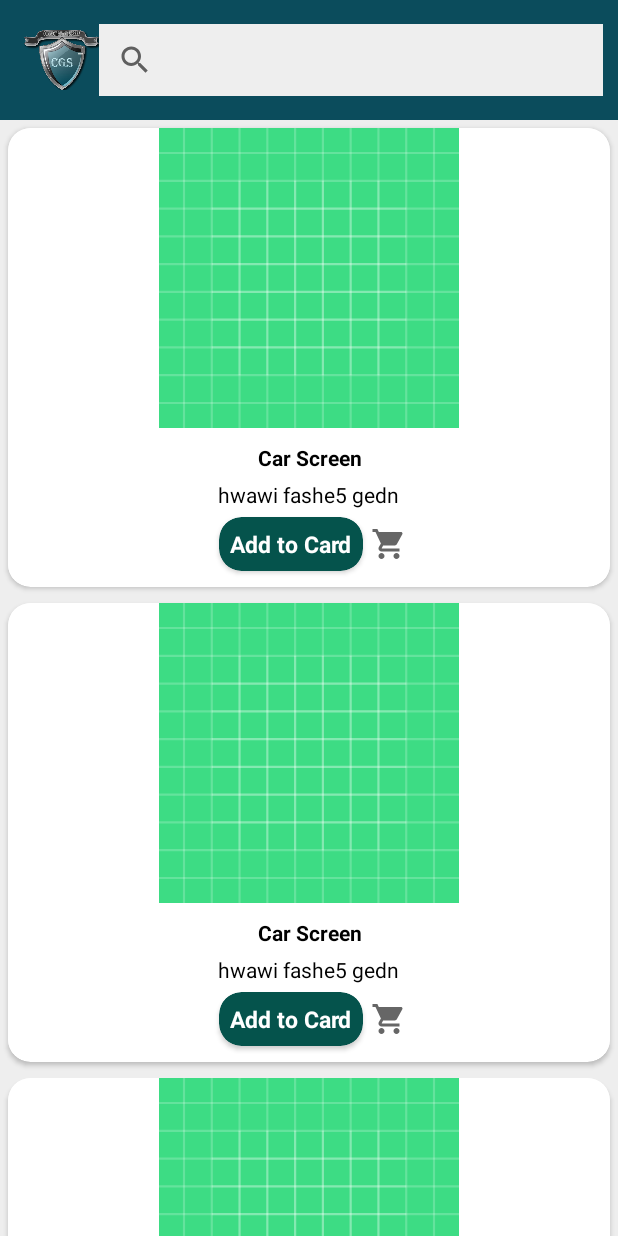
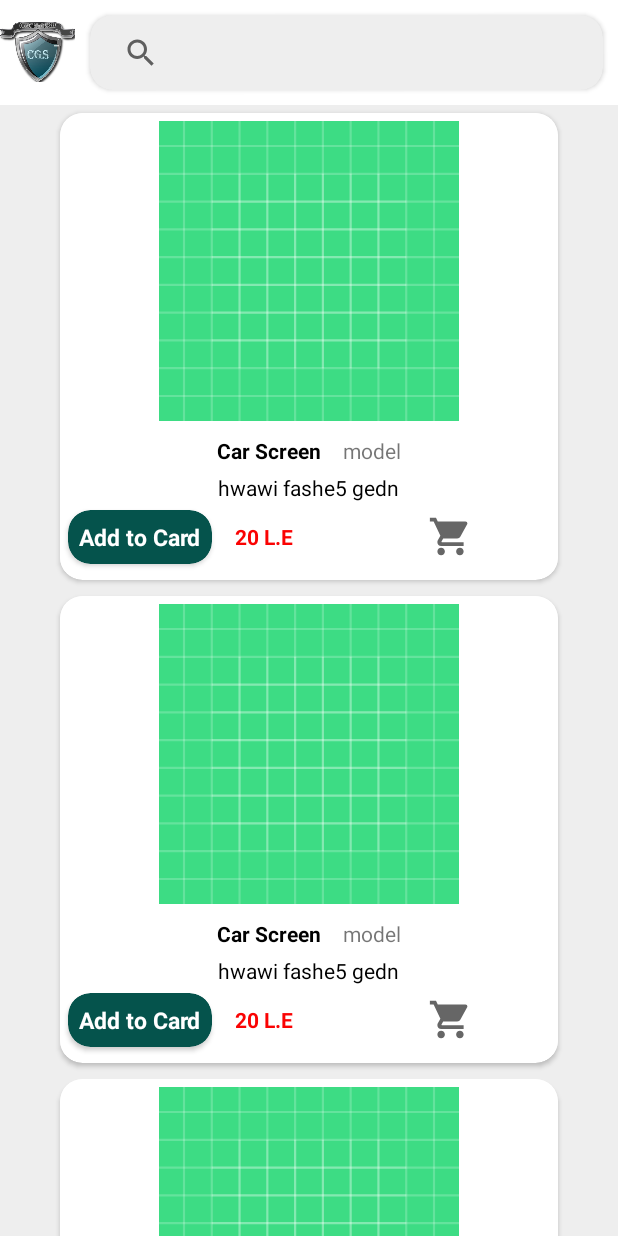
Before and after one commit to MichealMoris/Connect-Guard, an Android app: the layout fragment_home.xml on its own in the app's theme, with its tools: preview values and no code run, on a phone screen of 412 x 824 dp. Run offline under Robolectric (Android 15) with nearby library versions, the phone set to English and light mode, and no system bars.

Commit message:
gehad 7 release

```diff
--- a/app/src/main/res/layout/fragment_home.xml
+++ b/app/src/main/res/layout/fragment_home.xml
@@ -9,27 +9,47 @@
     android:background="#eee"
     tools:context=".HomeFragment">
 
-    <androidx.appcompat.widget.Toolbar
+
+
+    <LinearLayout
         android:layout_width="match_parent"
-        android:layout_height="80dp"
-        android:background="@color/mainDarkGreen">
+        android:layout_height="70dp"
+        android:background="#fff"
+        android:orientation="horizontal">
 
         <ImageButton
             android:id="@+id/ib_logo"
             android:layout_width="50dp"
             android:layout_height="40dp"
+            android:layout_gravity="center"
             android:background="@drawable/app_icon" />
+
+
+        <androidx.cardview.widget.CardView
+            android:layout_width="match_parent"
+            android:layout_height="50dp"
+            app:cardCornerRadius="15dp"
+            android:layout_gravity="center_vertical"
+            app:cardBackgroundColor="#eee"
+            android:layout_margin="10dp"
+            android:elevation="5dp">
 
         <SearchView
             android:id="@+id/search_view"
             android:layout_width="match_parent"
             android:layout_height="wrap_content"
+            android:layout_weight="1"
             android:layout_margin="10dp"
-            android:background="#EEE"
             />
 
+        </androidx.cardview.widget.CardView>
 
-    </androidx.appcompat.widget.Toolbar>
+    </LinearLayout>
+
+
+
+
+
 
     <androidx.recyclerview.widget.RecyclerView
         android:id="@+id/posts_recycler"
--- a/app/src/main/res/layout/item_post.xml
+++ b/app/src/main/res/layout/item_post.xml
@@ -6,7 +6,10 @@
     app:cardCornerRadius="15dp"
     android:elevation="10sp"
     android:layout_gravity="center_horizontal"
-    android:layout_margin="5dp"
+    android:layout_marginTop="5dp"
+    android:layout_marginBottom="5dp"
+    android:layout_marginLeft="40dp"
+    android:layout_marginRight="40dp"
     xmlns:android="http://schemas.android.com/apk/res/android"
     xmlns:app="http://schemas.android.com/apk/res-auto">
 
@@ -14,21 +17,26 @@
     android:orientation="vertical"
     android:layout_width="match_parent"
     android:layout_height="wrap_content"
-    android:gravity="center"
+    android:gravity="center_horizontal"
     android:layout_marginBottom="5dp"
     android:background="@android:color/white">
 
 
     <ImageView
         android:id="@+id/post_image"
-        android:layout_width="200dp"
+        android:layout_width="match_parent"
         android:layout_height="200dp"
         android:layout_weight="1"
         android:layout_gravity="center"
+        android:layout_marginTop="5dp"
         android:src="@drawable/ic_launcher_background"
         android:layout_marginBottom="10dp"
         />
 
+    <LinearLayout
+        android:layout_width="wrap_content"
+        android:layout_height="wrap_content"
+        android:orientation="horizontal">
     <TextView
         android:id="@+id/post_text"
         android:layout_width="wrap_content"
@@ -39,8 +47,17 @@
         android:textColor="#000"
         android:textStyle="bold"
         android:ellipsize="end"
+        />
 
-        />
+
+        <TextView
+            android:id="@+id/post_modell"
+            android:layout_width="wrap_content"
+            android:layout_height="wrap_content"
+            android:text="model"
+            android:layout_marginLeft="15dp"/>
+
+    </LinearLayout>
 
     <TextView
         android:id="@+id/post_description"
@@ -57,7 +74,7 @@
 
 
     <LinearLayout
-        android:layout_width="wrap_content"
+        android:layout_width="match_parent"
         android:layout_height="wrap_content"
         android:orientation="horizontal">
 
@@ -68,6 +85,7 @@
         app:cardCornerRadius="15dp"
         android:elevation="10sp"
         app:cardBackgroundColor="#05534C"
+
         android:layout_margin="5dp"
         >
 
@@ -84,10 +102,27 @@
         />
     </androidx.cardview.widget.CardView>
 
-        <ImageView
+        <TextView
+            android:id="@+id/post_price"
             android:layout_width="wrap_content"
             android:layout_height="wrap_content"
+            android:text="20 L.E"
+            android:maxLines="3"
+            android:layout_marginRight="10dp"
+            android:layout_marginLeft="10dp"
+            android:layout_gravity="center_vertical"
+            android:textColor="#FA0303"
+            android:textStyle="bold"
+            android:ellipsize="end"
+
+            />
+
+
+        <ImageView
+            android:layout_width="50dp"
+            android:layout_height="30dp"
             android:src="@drawable/ic_baseline_shopping_cart_24"
+            android:layout_marginLeft="70dp"
             android:layout_gravity="center"/>
 
     </LinearLayout>
```
Also changed, not shown: app/src/main/java/com/genius/connectguard/HomeFragment.java (+78 -4 lines).
